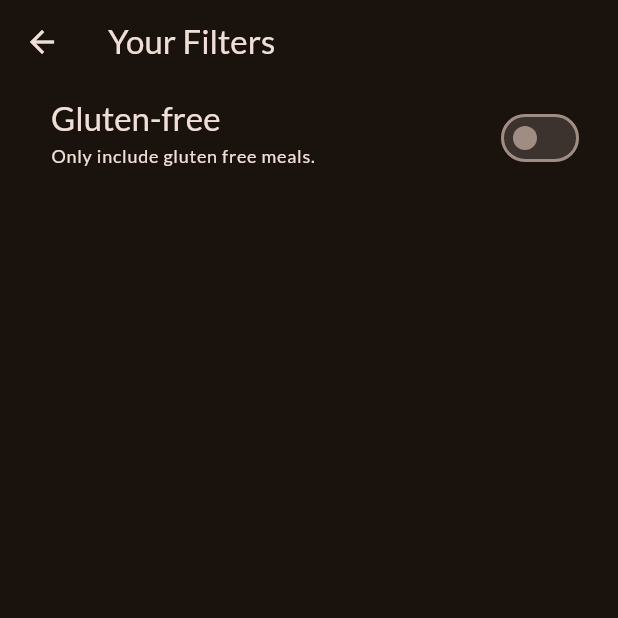
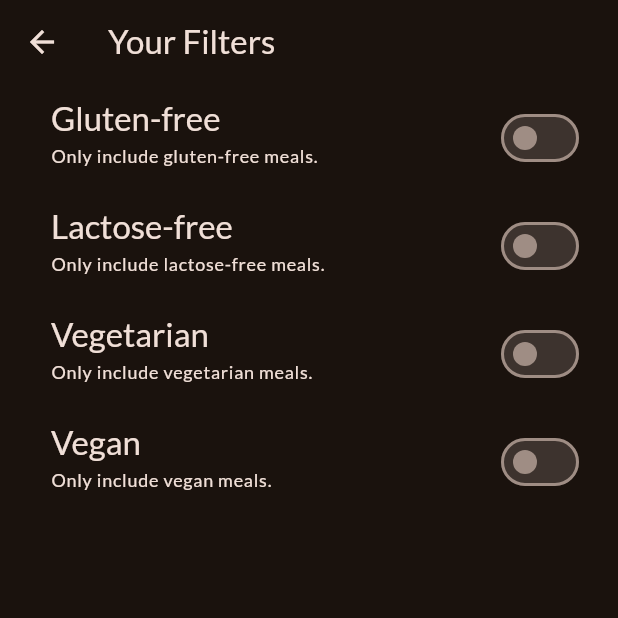
Before and after one commit to wemali05/meals-app, a Flutter app: the FiltersScreen screen opened directly, on a phone screen of 412 x 824 dp, the top half of it. Run offline on Flutter 3.47's test engine with Material 3 defaults, Android fonts, the phone set to English and light mode, and no system bars; our stand-ins replace google_fonts, transparent_image.

Commit message:
more filter options

```diff
--- a/lib/screens/filters.dart
+++ b/lib/screens/filters.dart
@@ -12,7 +12,10 @@ class FiltersScreen extends StatefulWidget {
 }
 
 class _FilterScreenState extends State<FiltersScreen> {
-  var glutenFreeFilterSet = false;
+  var _glutenFreeFilterSet = false;
+  var _lactoseFreeFilterSet = false;
+  var _vegetarianFilterSet = false;
+  var _veganFilterSet = false;
 
   @override
   Widget build(BuildContext context) {
@@ -34,10 +37,10 @@ class _FilterScreenState extends State<FiltersScreen> {
       body: Column(
         children: [
           SwitchListTile(
-            value: glutenFreeFilterSet,
+            value: _glutenFreeFilterSet,
             onChanged: (isChecked) {
               setState(() {
-                glutenFreeFilterSet = isChecked;
+                _glutenFreeFilterSet = isChecked;
               });
             },
             title: Text(
@@ -47,7 +50,7 @@ class _FilterScreenState extends State<FiltersScreen> {
                   ),
             ),
             subtitle: Text(
-              'Only include gluten free meals.',
+              'Only include gluten-free meals.',
               style: Theme.of(context).textTheme.labelMedium!.copyWith(
                     color: Theme.of(context).colorScheme.onBackground,
                   ),
@@ -55,6 +58,72 @@ class _FilterScreenState extends State<FiltersScreen> {
             activeColor: Theme.of(context).colorScheme.tertiary,
             contentPadding: const EdgeInsets.only(left: 34, right: 22),
           ),
+          SwitchListTile(
+            value: _lactoseFreeFilterSet,
+            onChanged: (isChecked) {
+              setState(() {
+                _lactoseFreeFilterSet = isChecked;
+              });
+            },
+            title: Text(
+              'Lactose-free',
+              style: Theme.of(context).textTheme.titleLarge!.copyWith(
+                    color: Theme.of(context).colorScheme.onBackground,
+                  ),
+            ),
+            subtitle: Text(
+              'Only include lactose-free meals.',
+              style: Theme.of(context).textTheme.labelMedium!.copyWith(
+                    color: Theme.of(context).colorScheme.onBackground,
+                  ),
+            ),
+            activeColor: Theme.of(context).colorScheme.tertiary,
+            contentPadding: const EdgeInsets.only(left: 34, right: 22),
+          ),
+          SwitchListTile(
+            value: _vegetarianFilterSet,
+            onChanged: (isChecked) {
+              setState(() {
+                _vegetarianFilterSet = isChecked;
+              });
+            },
+            title: Text(
+              'Vegetarian',
+              style: Theme.of(context).textTheme.titleLarge!.copyWith(
+                    color: Theme.of(context).colorScheme.onBackground,
+                  ),
+            ),
+            subtitle: Text(
+              'Only include vegetarian meals.',
+              style: Theme.of(context).textTheme.labelMedium!.copyWith(
+                    color: Theme.of(context).colorScheme.onBackground,
+                  ),
+            ),
+            activeColor: Theme.of(context).colorScheme.tertiary,
+            contentPadding: const EdgeInsets.only(left: 34, right: 22),
+          ),
+          SwitchListTile(
+            value: _veganFilterSet,
+            onChanged: (isChecked) {
+              setState(() {
+                _veganFilterSet = isChecked;
+              });
+            },
+            title: Text(
+              'Vegan',
+              style: Theme.of(context).textTheme.titleLarge!.copyWith(
+                    color: Theme.of(context).colorScheme.onBackground,
+                  ),
+            ),
+            subtitle: Text(
+              'Only include vegan meals.',
+              style: Theme.of(context).textTheme.labelMedium!.copyWith(
+                    color: Theme.of(context).colorScheme.onBackground,
+                  ),
+            ),
+            activeColor: Theme.of(context).colorScheme.tertiary,
+            contentPadding: const EdgeInsets.only(left: 34, right: 22),
+          )
         ],
       ),
     );
```
